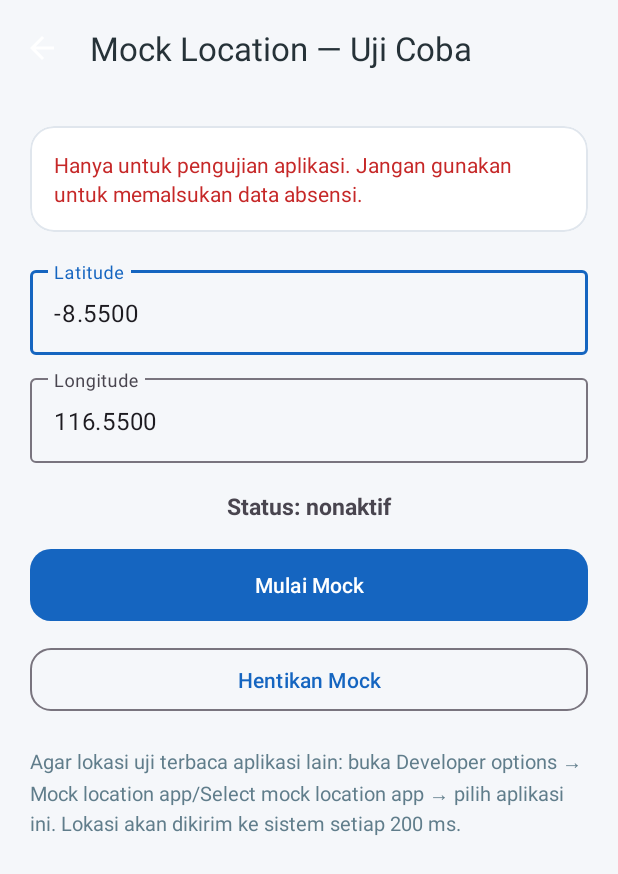
After one commit to alphacasss/absensi-jplb, an Android app: the MockLocationActivity screen opened directly, with no data from a screen before it, on a phone screen of 412 x 824 dp. The commit adds this screen. Shown: the top 874 px of the screen. Run offline under Robolectric (Android 15) with nearby library versions, the phone set to English and light mode, and no system bars.

Commit message:
Add mock location testing feature (v1.1.0)

```diff
--- a/app/build.gradle.kts
+++ b/app/build.gradle.kts
@@ -23,8 +23,8 @@ android {
         applicationId = "id.jplb.absensi"
         minSdk = 21
         targetSdk = 34
-        versionCode = 1
-        versionName = "1.0"
+        versionCode = 2
+        versionName = "1.1.0"
     }
 
     signingConfigs {
--- a/app/src/main/java/id/jplb/absensi/MainActivity.kt
+++ b/app/src/main/java/id/jplb/absensi/MainActivity.kt
@@ -57,6 +57,9 @@ class MainActivity : AppCompatActivity() {
         }
         findViewById<View>(R.id.btnWebView).setOnClickListener {
             startActivity(Intent(this, WebActivity::class.java))
+        }
+        findViewById<View>(R.id.btnMock).setOnClickListener {
+            startActivity(Intent(this, MockLocationActivity::class.java))
         }
     }
 
--- /dev/null
+++ b/app/src/main/java/id/jplb/absensi/MockLocationActivity.kt
@@ -0,0 +1,102 @@
+package id.jplb.absensi
+
+import android.Manifest
+import android.content.Context
+import android.content.Intent
+import android.content.pm.PackageManager
+import android.os.Build
+import android.os.Bundle
+import android.view.View
+import android.widget.EditText
+import android.widget.TextView
+import android.widget.Toast
+import androidx.activity.result.contract.ActivityResultContracts
+import androidx.appcompat.app.AppCompatActivity
+import androidx.core.content.ContextCompat
+import com.google.android.material.appbar.MaterialToolbar
+
+class MockLocationActivity : AppCompatActivity() {
+
+    private lateinit var etLat: EditText
+    private lateinit var etLng: EditText
+    private lateinit var tvStatus: TextView
+    private val prefs by lazy { getSharedPreferences("absensi_jplb", Context.MODE_PRIVATE) }
+
+    private val requestLocation = registerForActivityResult(
+        ActivityResultContracts.RequestMultiplePermissions()
+    ) { }
+
+    private val requestNotifications = registerForActivityResult(
+        ActivityResultContracts.RequestPermission()
+    ) { }
+
+    override fun onCreate(savedInstanceState: Bundle?) {
+        super.onCreate(savedInstanceState)
+        setContentView(R.layout.activity_mock)
+
+        findViewById<MaterialToolbar>(R.id.toolbar).setNavigationOnClickListener { finish() }
+        etLat = findViewById(R.id.etLat)
+        etLng = findViewById(R.id.etLng)
+        tvStatus = findViewById(R.id.tvMockStatus)
+
+        etLat.setText(prefs.getString("mock_lat", "-8.5500"))
+        etLng.setText(prefs.getString("mock_lng", "116.5500"))
+
+        findViewById<View>(R.id.btnStartMock).setOnClickListener { startMock() }
+        findViewById<View>(R.id.btnStopMock).setOnClickListener { stopMock() }
+        updateStatus()
+    }
+
+    override fun onResume() {
+        super.onResume()
+        updateStatus()
+    }
+
+    private fun updateStatus() {
+        tvStatus.setText(if (MockLocationService.isRunning) R.string.mock_status_on else R.string.mock_status_off)
+    }
+
+    private fun hasLocationPermission(): Boolean {
+        return ContextCompat.checkSelfPermission(this, Manifest.permission.ACCESS_FINE_LOCATION) ==
+                PackageManager.PERMISSION_GRANTED
+    }
+
+    private fun ensurePermissions() {
+        if (!hasLocationPermission()) {
+            requestLocation.launch(
+                arrayOf(Manifest.permission.ACCESS_FINE_LOCATION, Manifest.permission.ACCESS_COARSE_LOCATION)
+            )
+        }
+        if (Build.VERSION.SDK_INT >= Build.VERSION_CODES.TIRAMISU &&
+            ContextCompat.checkSelfPermission(this, Manifest.permission.POST_NOTIFICATIONS) != PackageManager.PERMISSION_GRANTED
+        ) {
+            requestNotifications.launch(Manifest.permission.POST_NOTIFICATIONS)
+        }
+    }
+
+    private fun startMock() {
+        val lat = etLat.text.toString().trim().toDoubleOrNull()
+        val lng = etLng.text.toString().trim().toDoubleOrNull()
+        if (lat == null || lng == null || lat !in -90.0..90.0 || lng !in -180.0..180.0) {
+            Toast.makeText(this, "Latitude -90..90, longitude -180..180", Toast.LENGTH_LONG).show()
+            return
+        }
+        ensurePermissions()
+        prefs.edit().putString("mock_lat", lat.toString()).putString("mock_lng", lng.toString()).apply()
+        val intent = Intent(this, MockLocationService::class.java).apply {
+            action = MockLocationService.ACTION_START
+            putExtra(MockLocationService.EXTRA_LAT, lat)
+            putExtra(MockLocationService.EXTRA_LNG, lng)
+        }
+        ContextCompat.startForegroundService(this, intent)
+        tvStatus.setText(R.string.mock_status_on)
+    }
+
+    private fun stopMock() {
+        val intent = Intent(this, MockLocationService::class.java).apply {
+            action = MockLocationService.ACTION_STOP
+        }
+        startService(intent)
+        tvStatus.setText(R.string.mock_status_off)
+    }
+}
--- /dev/null
+++ b/app/src/main/res/layout/activity_mock.xml
@@ -0,0 +1,111 @@
+<?xml version="1.0" encoding="utf-8"?>
+<LinearLayout xmlns:android="http://schemas.android.com/apk/res/android"
+    xmlns:app="http://schemas.android.com/apk/res-auto"
+    android:layout_width="match_parent"
+    android:layout_height="match_parent"
+    android:orientation="vertical"
+    android:background="@color/background">
+
+    <com.google.android.material.appbar.MaterialToolbar
+        android:id="@+id/toolbar"
+        android:layout_width="match_parent"
+        android:layout_height="?attr/actionBarSize"
+        app:title="@string/mock_title"
+        app:titleTextColor="@color/text"
+        app:navigationIcon="@drawable/ic_arrow_back" />
+
+    <ScrollView
+        android:layout_width="match_parent"
+        android:layout_height="0dp"
+        android:layout_weight="1"
+        android:fillViewport="true">
+
+        <LinearLayout
+            android:layout_width="match_parent"
+            android:layout_height="wrap_content"
+            android:orientation="vertical"
+            android:padding="20dp">
+
+            <com.google.android.material.card.MaterialCardView
+                android:layout_width="match_parent"
+                android:layout_height="wrap_content"
+                app:cardBackgroundColor="@color/surface"
+                app:cardCornerRadius="16dp"
+                app:cardElevation="0dp"
+                app:strokeColor="@color/stroke"
+                app:strokeWidth="1dp">
+
+                <TextView
+                    android:layout_width="match_parent"
+                    android:layout_height="wrap_content"
+                    android:padding="16dp"
+                    android:text="@string/mock_warning"
+                    android:textColor="@color/error"
+                    android:textSize="14sp"
+                    android:lineSpacingExtra="3dp" />
+            </com.google.android.material.card.MaterialCardView>
+
+            <com.google.android.material.textfield.TextInputLayout
+                android:layout_width="match_parent"
+                android:layout_height="wrap_content"
+                android:layout_marginTop="20dp"
+                android:hint="@string/mock_lat">
+
+                <com.google.android.material.textfield.TextInputEditText
+                    android:id="@+id/etLat"
+                    android:layout_width="match_parent"
+                    android:layout_height="wrap_content"
+                    android:inputType="numberDecimal|numberSigned" />
+            </com.google.android.material.textfield.TextInputLayout>
+
+            <com.google.android.material.textfield.TextInputLayout
+                android:layout_width="match_parent"
+                android:layout_height="wrap_content"
+                android:layout_marginTop="10dp"
+                android:hint="@string/mock_lng">
+
+                <com.google.android.material.textfield.TextInputEditText
+                    android:id="@+id/etLng"
+                    android:layout_width="match_parent"
+                    android:layout_height="wrap_content"
+                    android:inputType="numberDecimal|numberSigned" />
+            </com.google.android.material.textfield.TextInputLayout>
+
+            <TextView
+                android:id="@+id/tvMockStatus"
+                android:layout_width="match_parent"
+                android:layout_height="wrap_content"
+                android:layout_marginTop="18dp"
+                android:gravity="center"
+                android:text="@string/mock_status_off"
+                android:textSize="15sp"
+                android:textStyle="bold" />
+
+            <com.google.android.material.button.MaterialButton
+                android:id="@+id/btnStartMock"
+                android:layout_width="match_parent"
+                android:layout_height="56dp"
+                android:layout_marginTop="14dp"
+                android:text="@string/mock_start"
+                app:cornerRadius="14dp" />
+
+            <com.google.android.material.button.MaterialButton
+                android:id="@+id/btnStopMock"
+                style="@style/Widget.Material3.Button.OutlinedButton"
+                android:layout_width="match_parent"
+                android:layout_height="50dp"
+                android:layout_marginTop="10dp"
+                android:text="@string/mock_stop"
+                app:cornerRadius="14dp" />
+
+            <TextView
+                android:layout_width="wrap_content"
+                android:layout_height="wrap_content"
+                android:layout_marginTop="20dp"
+                android:text="@string/mock_instruction"
+                android:textColor="@color/text_dim"
+                android:textSize="13sp"
+                android:lineSpacingExtra="3dp" />
+        </LinearLayout>
+    </ScrollView>
+</LinearLayout>
--- a/app/src/main/res/values/strings.xml
+++ b/app/src/main/res/values/strings.xml
@@ -29,4 +29,15 @@
     <string name="open_browser">Buka di Chrome biasa</string>
     <string name="webview_mode">Mode WebView (tanpa Chrome)</string>
     <string name="note_chrome">Otorisasi mengikuti data Chrome. Jangan hapus data Chrome agar status perangkat tetap terdaftar.</string>
+    <string name="mock_button">Mode Uji (Mock Location)</string>
+    <string name="mock_title">Mock Location — Uji Coba</string>
+    <string name="mock_warning">Hanya untuk pengujian aplikasi. Jangan gunakan untuk memalsukan data absensi.</string>
+    <string name="mock_lat">Latitude</string>
+    <string name="mock_lng">Longitude</string>
+    <string name="mock_start">Mulai Mock</string>
+    <string name="mock_stop">Hentikan Mock</string>
+    <string name="mock_status_on">Status: MOCK AKTIF</string>
+    <string name="mock_status_off">Status: nonaktif</string>
+    <string name="mock_instruction">Agar lokasi uji terbaca aplikasi lain: buka Developer options → Mock location app/Select mock location app → pilih aplikasi ini. Lokasi akan dikirim ke sistem setiap 200 ms.</string>
+    <string name="mock_notif_title">Mock location aktif</string>
 </resources>
```
Also changed, not shown: app/src/main/AndroidManifest.xml (+18 -1 lines), app/src/main/java/id/jplb/absensi/MockLocationService.kt (added, +176 -0 lines), app/src/main/res/layout/activity_main.xml (+8 -0 lines), 1 other file.
